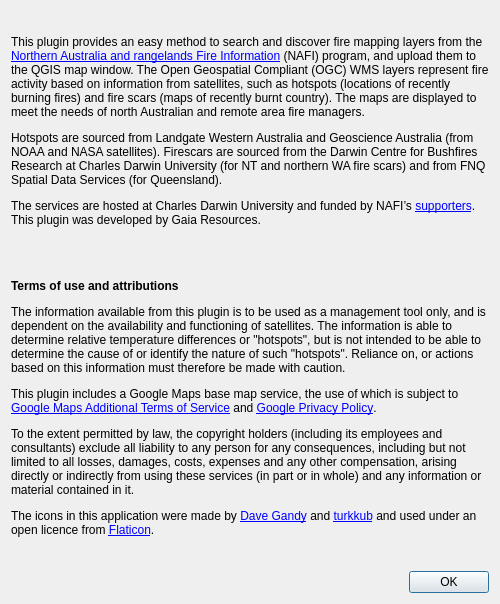
Above: plugins/nafi/ui/nafi_about_dialog_base.ui from nafi-org/nafi-qgis before the change. Below: the same form after it.
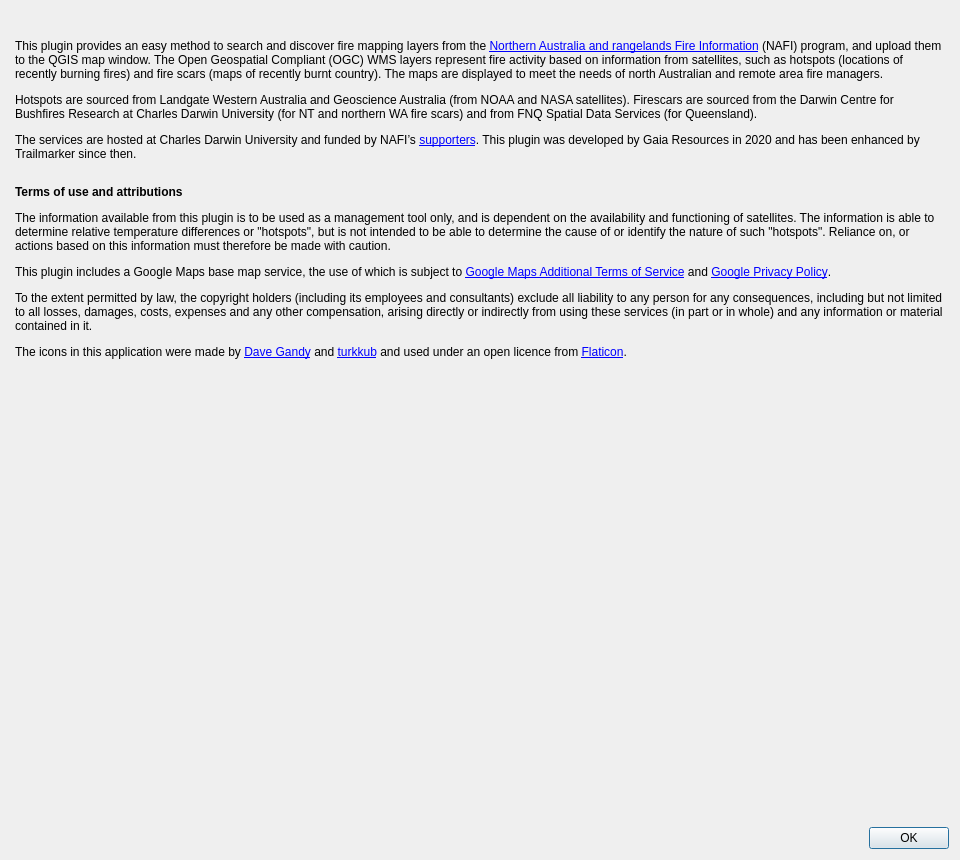
That is the form after the change. Icons and pictures are not drawn. Custom widgets are drawn as their Qt base class.

Commit message: rework the nafi about dialog

```diff
--- a/plugins/nafi/ui/nafi_about_dialog_base.ui
+++ b/plugins/nafi/ui/nafi_about_dialog_base.ui
@@ -6,8 +6,8 @@
    <rect>
     <x>0</x>
     <y>0</y>
-    <width>1414</width>
-    <height>830</height>
+    <width>960</width>
+    <height>860</height>
    </rect>
   </property>
   <property name="sizePolicy">
@@ -16,6 +16,12 @@
     <verstretch>0</verstretch>
    </sizepolicy>
   </property>
+  <property name="minimumSize">
+   <size>
+    <width>680</width>
+    <height>0</height>
+   </size>
+  </property>
   <property name="windowTitle">
    <string>About NAFI Fire Maps</string>
   </property>
@@ -24,49 +30,43 @@
     <normaloff>:/plugins/nafi/images/icon.png</normaloff>:/plugins/nafi/images/icon.png</iconset>
   </property>
   <layout class="QVBoxLayout" name="outerVerticalLayout">
-   <property name="sizeConstraint">
-    <enum>QLayout::SetFixedSize</enum>
-   </property>
    <item>
     <layout class="QVBoxLayout" name="verticalLayout">
      <property name="spacing">
       <number>10</number>
      </property>
      <item>
-      <widget class="QLabel" name="iconLabel">
-       <property name="text">
-        <string>&lt;html&gt;&lt;head/&gt;&lt;body&gt;&lt;p&gt;&lt;img src=&quot;:/plugins/nafi/images/icon.png&quot;/&gt;&lt;/p&gt;&lt;/body&gt;&lt;/html&gt;</string>
-       </property>
-       <property name="scaledContents">
-        <bool>true</bool>
-       </property>
-       <property name="alignment">
-        <set>Qt::AlignCenter</set>
-       </property>
-       <property name="margin">
-        <number>0</number>
+      <widget class="ScaledImageLabel" name="iconLabel">
+       <property name="pixmap">
+        <pixmap>:/plugins/nafi/images/logo.png</pixmap>
        </property>
       </widget>
      </item>
      <item>
-      <widget class="QLabel" name="aboutLabel">
+      <widget class="QTextBrowser" name="aboutBrowser">
        <property name="sizePolicy">
         <sizepolicy hsizetype="Expanding" vsizetype="Expanding">
          <horstretch>0</horstretch>
-         <verstretch>0</verstretch>
+         <verstretch>1</verstretch>
         </sizepolicy>
        </property>
-       <property name="text">
-        <string>&lt;html&gt;&lt;head/&gt;&lt;body&gt;&lt;p&gt;This plugin provides an easy method to search and discover fire mapping layers from the &lt;a href=&quot;https://firenorth.org.au&quot;&gt;&lt;span style=&quot; text-decoration: underline; color:#0000ff;&quot;&gt;Northern Australia and rangelands Fire Information&lt;/span&gt;&lt;/a&gt; (NAFI) program, and upload them to the QGIS map window. The Open Geospatial Compliant (OGC) WMS layers represent fire activity based on information from satellites, such as hotspots (locations of recently burning fires) and fire scars (maps of recently burnt country). The maps are displayed to meet the needs of north Australian and remote area fire managers.&lt;/p&gt;&lt;p&gt;Hotspots are sourced from Landgate Western Australia and Geoscience Australia (from NOAA and NASA satellites). Firescars are sourced from the Darwin Centre for Bushfires Research at Charles Darwin University (for NT and northern WA fire scars) and from FNQ Spatial Data Services (for Queensland).&lt;/p&gt;&lt;p&gt;The services are hosted at Charles Darwin University and funded by NAFI’s &lt;a href=&quot;https://firenorth.org.au/nafi4/supporters&quot;&gt;&lt;span style=&quot; text-decoration: underline; color:#0000ff;&quot;&gt;supporters&lt;/span&gt;&lt;/a&gt;. This plugin was developed by Gaia Resources.&lt;/p&gt;&lt;p&gt;&lt;br/&gt;&lt;/p&gt;&lt;p&gt;&lt;span style=&quot; font-weight:600;&quot;&gt;Terms of use and attributions&lt;/span&gt;&lt;/p&gt;&lt;p&gt;The information available from this plugin is to be used as a management tool only, and is dependent on the availability and functioning of satellites. The information is able to determine relative temperature differences or &amp;quot;hotspots&amp;quot;, but is not intended to be able to determine the cause of or identify the nature of such &amp;quot;hotspots&amp;quot;. Reliance on, or actions based on this information must therefore be made with caution.&lt;/p&gt;&lt;p&gt;This plugin includes a Google Maps base map service, the use of which is subject to &lt;a href=&quot;https://maps.google.com/help/terms_maps/&quot;&gt;&lt;span style=&quot; text-decoration: underline; color:#0000ff;&quot;&gt;Google Maps Additional Terms of Service&lt;/span&gt;&lt;/a&gt; and &lt;a href=&quot;https://www.google.com/policies/privacy/&quot;&gt;&lt;span style=&quot; text-decoration: underline; color:#0000ff;&quot;&gt;Google Privacy Policy&lt;/span&gt;&lt;/a&gt;.&lt;/p&gt;&lt;p&gt;To the extent permitted by law, the copyright holders (including its employees and consultants) exclude all liability to any person for any consequences, including but not limited to all losses, damages, costs, expenses and any other compensation, arising directly or indirectly from using these services (in part or in whole) and any information or material contained in it.&lt;/p&gt;&lt;p&gt;The icons in this application were made by &lt;a href=&quot;https://www.flaticon.com/authors/dave-gandy&quot;&gt;&lt;span style=&quot; text-decoration: underline; color:#0000ff;&quot;&gt;Dave Gandy&lt;/span&gt;&lt;/a&gt; and &lt;a href=&quot;https://www.flaticon.com/authors/turkkub&quot;&gt;&lt;span style=&quot; text-decoration: underline; color:#0000ff;&quot;&gt;turkkub&lt;/span&gt;&lt;/a&gt; and used under an open licence from &lt;a href=&quot;https://www.flaticon.com&quot;&gt;&lt;span style=&quot; text-decoration: underline; color:#0000ff;&quot;&gt;Flaticon&lt;/span&gt;&lt;/a&gt;.&lt;/p&gt;&lt;/body&gt;&lt;/html&gt;</string>
+       <property name="minimumSize">
+        <size>
+         <width>0</width>
+         <height>160</height>
+        </size>
        </property>
-       <property name="textFormat">
-        <enum>Qt::RichText</enum>
+       <property name="styleSheet">
+        <string notr="true">background: transparent;</string>
        </property>
-       <property name="alignment">
-        <set>Qt::AlignLeading|Qt::AlignLeft|Qt::AlignTop</set>
+       <property name="frameShape">
+        <enum>QFrame::NoFrame</enum>
        </property>
-       <property name="wordWrap">
-        <bool>true</bool>
+       <property name="horizontalScrollBarPolicy">
+        <enum>Qt::ScrollBarAlwaysOff</enum>
+       </property>
+       <property name="html">
+        <string>&lt;html&gt;&lt;head/&gt;&lt;body&gt;&lt;p&gt;This plugin provides an easy method to search and discover fire mapping layers from the &lt;a href=&quot;https://firenorth.org.au&quot;&gt;&lt;span style=&quot; text-decoration: underline; color:#0000ff;&quot;&gt;Northern Australia and rangelands Fire Information&lt;/span&gt;&lt;/a&gt; (NAFI) program, and upload them to the QGIS map window. The Open Geospatial Compliant (OGC) WMS layers represent fire activity based on information from satellites, such as hotspots (locations of recently burning fires) and fire scars (maps of recently burnt country). The maps are displayed to meet the needs of north Australian and remote area fire managers.&lt;/p&gt;&lt;p&gt;Hotspots are sourced from Landgate Western Australia and Geoscience Australia (from NOAA and NASA satellites). Firescars are sourced from the Darwin Centre for Bushfires Research at Charles Darwin University (for NT and northern WA fire scars) and from FNQ Spatial Data Services (for Queensland).&lt;/p&gt;&lt;p&gt;The services are hosted at Charles Darwin University and funded by NAFI’s &lt;a href=&quot;https://firenorth.org.au/nafi4/supporters&quot;&gt;&lt;span style=&quot; text-decoration: underline; color:#0000ff;&quot;&gt;supporters&lt;/span&gt;&lt;/a&gt;. This plugin was developed by Gaia Resources in 2020 and has been enhanced by Trailmarker since then.&lt;/p&gt;&lt;p style=&quot; margin-top:24px;&quot;&gt;&lt;span style=&quot; font-weight:600;&quot;&gt;Terms of use and attributions&lt;/span&gt;&lt;/p&gt;&lt;p&gt;The information available from this plugin is to be used as a management tool only, and is dependent on the availability and functioning of satellites. The information is able to determine relative temperature differences or &amp;quot;hotspots&amp;quot;, but is not intended to be able to determine the cause of or identify the nature of such &amp;quot;hotspots&amp;quot;. Reliance on, or actions based on this information must therefore be made with caution.&lt;/p&gt;&lt;p&gt;This plugin includes a Google Maps base map service, the use of which is subject to &lt;a href=&quot;https://maps.google.com/help/terms_maps/&quot;&gt;&lt;span style=&quot; text-decoration: underline; color:#0000ff;&quot;&gt;Google Maps Additional Terms of Service&lt;/span&gt;&lt;/a&gt; and &lt;a href=&quot;https://www.google.com/policies/privacy/&quot;&gt;&lt;span style=&quot; text-decoration: underline; color:#0000ff;&quot;&gt;Google Privacy Policy&lt;/span&gt;&lt;/a&gt;.&lt;/p&gt;&lt;p&gt;To the extent permitted by law, the copyright holders (including its employees and consultants) exclude all liability to any person for any consequences, including but not limited to all losses, damages, costs, expenses and any other compensation, arising directly or indirectly from using these services (in part or in whole) and any information or material contained in it.&lt;/p&gt;&lt;p&gt;The icons in this application were made by &lt;a href=&quot;https://www.flaticon.com/authors/dave-gandy&quot;&gt;&lt;span style=&quot; text-decoration: underline; color:#0000ff;&quot;&gt;Dave Gandy&lt;/span&gt;&lt;/a&gt; and &lt;a href=&quot;https://www.flaticon.com/authors/turkkub&quot;&gt;&lt;span style=&quot; text-decoration: underline; color:#0000ff;&quot;&gt;turkkub&lt;/span&gt;&lt;/a&gt; and used under an open licence from &lt;a href=&quot;https://www.flaticon.com&quot;&gt;&lt;span style=&quot; text-decoration: underline; color:#0000ff;&quot;&gt;Flaticon&lt;/span&gt;&lt;/a&gt;.&lt;/p&gt;&lt;/body&gt;&lt;/html&gt;</string>
        </property>
        <property name="openExternalLinks">
         <bool>true</bool>
@@ -74,47 +74,50 @@
       </widget>
      </item>
      <item>
-      <widget class="QLabel" name="firescarLabel">
-       <property name="sizePolicy">
-        <sizepolicy hsizetype="Preferred" vsizetype="Minimum">
-         <horstretch>0</horstretch>
-         <verstretch>0</verstretch>
-        </sizepolicy>
-       </property>
+      <widget class="ScaledImageLabel" name="firescarLabel">
        <property name="maximumSize">
         <size>
          <width>16777215</width>
          <height>400</height>
         </size>
        </property>
-       <property name="text">
-        <string>&lt;html&gt;&lt;head/&gt;&lt;body&gt;&lt;p&gt;&lt;img src=&quot;:/plugins/nafi/images/firescar.jpg&quot;/&gt;&lt;/p&gt;&lt;/body&gt;&lt;/html&gt;</string>
-       </property>
-       <property name="scaledContents">
-        <bool>true</bool>
-       </property>
-       <property name="alignment">
-        <set>Qt::AlignCenter</set>
-       </property>
-       <property name="margin">
-        <number>0</number>
+       <property name="pixmap">
+        <pixmap>:/plugins/nafi/images/firescar.jpg</pixmap>
        </property>
       </widget>
      </item>
      <item>
-      <widget class="QDialogButtonBox" name="buttonBox">
-       <property name="orientation">
-        <enum>Qt::Horizontal</enum>
-       </property>
-       <property name="standardButtons">
-        <set>QDialogButtonBox::Ok</set>
-       </property>
-      </widget>
+      <layout class="QHBoxLayout" name="footerLayout">
+       <item>
+        <widget class="QLabel" name="versionLabel">
+         <property name="styleSheet">
+          <string notr="true">color: palette(mid);</string>
+         </property>
+        </widget>
+       </item>
+       <item>
+        <widget class="QDialogButtonBox" name="buttonBox">
+         <property name="orientation">
+          <enum>Qt::Horizontal</enum>
+         </property>
+         <property name="standardButtons">
+          <set>QDialogButtonBox::Ok</set>
+         </property>
+        </widget>
+       </item>
+      </layout>
      </item>
     </layout>
    </item>
   </layout>
  </widget>
+ <customwidgets>
+  <customwidget>
+   <class>ScaledImageLabel</class>
+   <extends>QLabel</extends>
+   <header>.scaled_image_label.h</header>
+  </customwidget>
+ </customwidgets>
  <resources/>
  <connections>
   <connection>
```
The commit also changes 8 other files.
